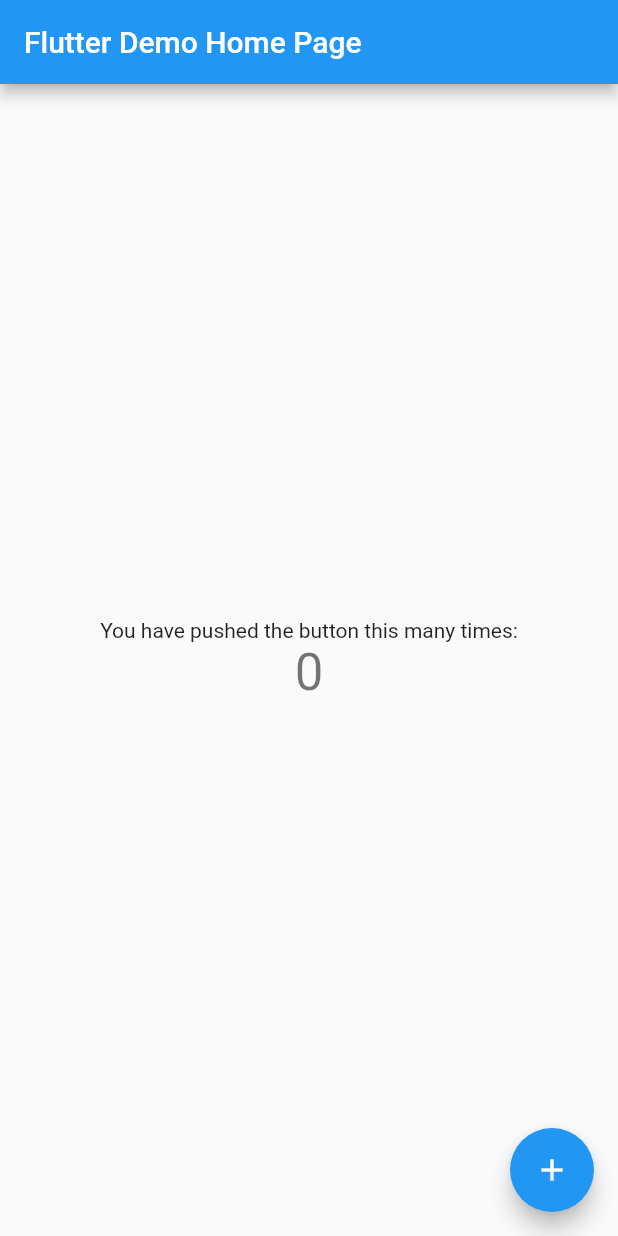
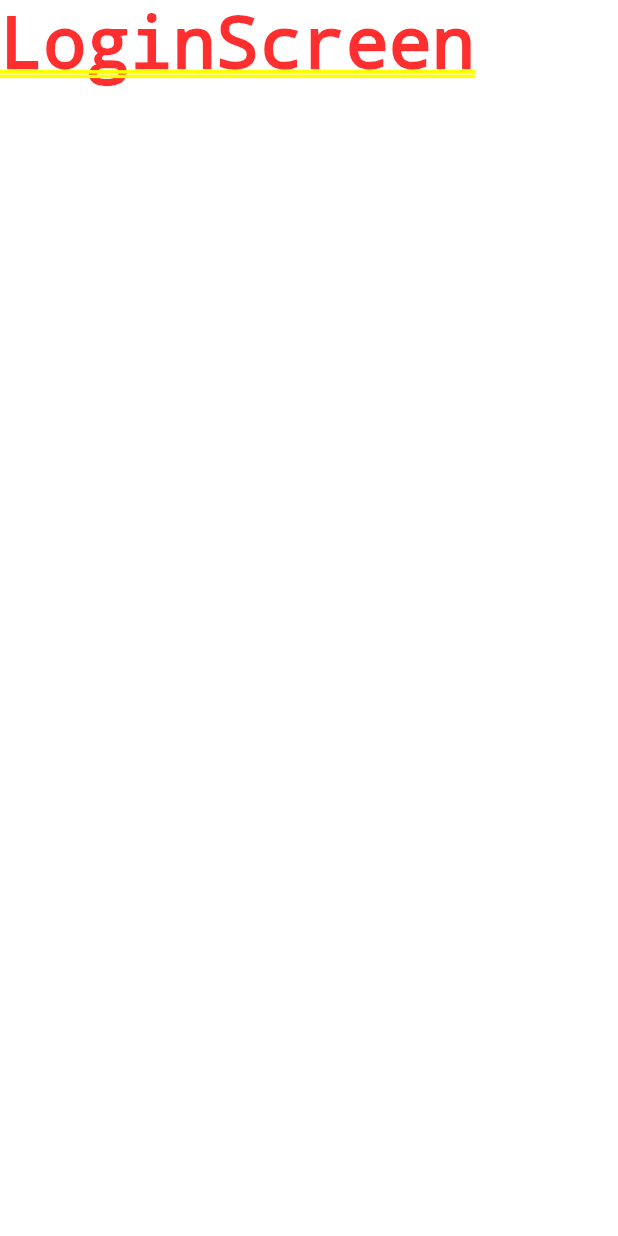
Before and after one commit to o-vitaliy/SyncedList, a Flutter app: the screen it shows after launch, on a phone screen of 412 x 824 dp. Run offline on Flutter 3.47's test engine with Material 2 defaults, Android fonts, the phone set to English and light mode, and no system bars; our stand-ins replace async_redux; statements that could not run were skipped.

Commit message:
Add initial screens

```diff
--- /dev/null
+++ b/lib/app.dart
@@ -0,0 +1,31 @@
+import 'package:flutter/material.dart';
+import 'package:async_redux/async_redux.dart';
+import 'package:give_a_ride/ui/auth/login_screen.dart';
+import 'package:give_a_ride/ui/list/shopping_list_screen.dart';
+import 'package:give_a_ride/ui/splash/splash_screen.dart';
+
+import 'main.dart';
+import 'app_state.dart';
+
+final navigatorKey = GlobalKey<NavigatorState>();
+
+final routes = {
+  '/': (BuildContext context) => const SplashConnector(),
+  "/login": (BuildContext context) => const LoginScreen(),
+  "/main": (BuildContext context) => const ShoppingListScreen(),
+};
+
+class App extends StatelessWidget {
+  const App({Key? key}) : super(key: key);
+
+  @override
+  Widget build(BuildContext context) {
+    return StoreProvider<AppState>(
+      store: store,
+      child: MaterialApp(
+        routes: routes,
+        navigatorKey: navigatorKey,
+      ),
+    );
+  }
+}
--- /dev/null
+++ b/lib/app_state.dart
@@ -0,0 +1,31 @@
+import 'package:async_redux/async_redux.dart';
+import 'package:flutter/foundation.dart';
+
+@immutable
+class AppState {
+  final bool? authorized;
+
+  const AppState({
+    required this.authorized,
+  });
+
+  /// The copy method has a named [wait] parameter of type [Wait].
+  AppState copy({bool? authorized}) => AppState(
+        authorized: authorized ?? this.authorized,
+      );
+
+  /// The [wait] parameter is instantiated to `Wait()`.
+  static AppState initialState() => AppState(
+        authorized: null,
+      );
+
+  @override
+  bool operator ==(Object other) =>
+      identical(this, other) ||
+      other is AppState &&
+          runtimeType == other.runtimeType &&
+          authorized == other.authorized;
+
+  @override
+  int get hashCode => authorized.hashCode;
+}
--- a/lib/main.dart
+++ b/lib/main.dart
@@ -1,115 +1,14 @@
+import 'package:async_redux/async_redux.dart';
 import 'package:flutter/material.dart';
 
+import 'app.dart';
+import 'app_state.dart';
+
+late Store<AppState> store;
+
 void main() {
-  runApp(const MyApp());
+  NavigateAction.setNavigatorKey(navigatorKey);
+  var state = AppState.initialState();
+  store = Store<AppState>(initialState: state);
+  runApp(const App());
 }
-
-class MyApp extends StatelessWidget {
-  const MyApp({Key? key}) : super(key: key);
-
-  // This widget is the root of your application.
-  @override
-  Widget build(BuildContext context) {
-    return MaterialApp(
-      title: 'Flutter Demo',
-      theme: ThemeData(
-        // This is the theme of your application.
-        //
-        // Try running your application with "flutter run". You'll see the
-        // application has a blue toolbar. Then, without quitting the app, try
-        // changing the primarySwatch below to Colors.green and then invoke
-        // "hot reload" (press "r" in the console where you ran "flutter run",
-        // or simply save your changes to "hot reload" in a Flutter IDE).
-        // Notice that the counter didn't reset back to zero; the application
-        // is not restarted.
-        primarySwatch: Colors.blue,
-      ),
-      home: const MyHomePage(title: 'Flutter Demo Home Page'),
-    );
-  }
-}
-
-class MyHomePage extends StatefulWidget {
-  const MyHomePage({Key? key, required this.title}) : super(key: key);
-
-  // This widget is the home page of your application. It is stateful, meaning
-  // that it has a State object (defined below) that contains fields that affect
-  // how it looks.
-
-  // This class is the configuration for the state. It holds the values (in this
-  // case the title) provided by the parent (in this case the App widget) and
-  // used by the build method of the State. Fields in a Widget subclass are
-  // always marked "final".
-
-  final String title;
-
-  @override
-  State<MyHomePage> createState() => _MyHomePageState();
-}
-
-class _MyHomePageState extends State<MyHomePage> {
-  int _counter = 0;
-
-  void _incrementCounter() {
-    setState(() {
-      // This call to setState tells the Flutter framework that something has
-      // changed in this State, which causes it to rerun the build method below
-      // so that the display can reflect the updated values. If we changed
-      // _counter without calling setState(), then the build method would not be
-      // called again, and so nothing would appear to happen.
-      _counter++;
-    });
-  }
-
-  @override
-  Widget build(BuildContext context) {
-    // This method is rerun every time setState is called, for instance as done
-    // by the _incrementCounter method above.
-    //
-    // The Flutter framework has been optimized to make rerunning build methods
-    // fast, so that you can just rebuild anything that needs updating rather
-    // than having to individually change instances of widgets.
-    return Scaffold(
-      appBar: AppBar(
-        // Here we take the value from the MyHomePage object that was created by
-        // the App.build method, and use it to set our appbar title.
-        title: Text(widget.title),
-      ),
-      body: Center(
-        // Center is a layout widget. It takes a single child and positions it
-        // in the middle of the parent.
-        child: Column(
-          // Column is also a layout widget. It takes a list of children and
-          // arranges them vertically. By default, it sizes itself to fit its
-          // children horizontally, and tries to be as tall as its parent.
-          //
-          // Invoke "debug painting" (press "p" in the console, choose the
-          // "Toggle Debug Paint" action from the Flutter Inspector in Android
-          // Studio, or the "Toggle Debug Paint" command in Visual Studio Code)
-          // to see the wireframe for each widget.
-          //
-          // Column has various properties to control how it sizes itself and
-          // how it positions its children. Here we use mainAxisAlignment to
-          // center the children vertically; the main axis here is the vertical
-          // axis because Columns are vertical (the cross axis would be
-          // horizontal).
-          mainAxisAlignment: MainAxisAlignment.center,
-          children: <Widget>[
-            const Text(
-              'You have pushed the button this many times:',
-            ),
-            Text(
-              '$_counter',
-              style: Theme.of(context).textTheme.headline4,
-            ),
-          ],
-        ),
-      ),
-      floatingActionButton: FloatingActionButton(
-        onPressed: _incrementCounter,
-        tooltip: 'Increment',
-        child: const Icon(Icons.add),
-      ), // This trailing comma makes auto-formatting nicer for build methods.
-    );
-  }
-}
--- /dev/null
+++ b/lib/ui/auth/login_screen.dart
@@ -0,0 +1,10 @@
+import 'package:flutter/material.dart';
+
+class LoginScreen extends StatelessWidget {
+  const LoginScreen({Key? key}) : super(key: key);
+
+  @override
+  Widget build(BuildContext context) {
+    return const Text("LoginScreen");
+  }
+}
--- a/pubspec.yaml
+++ b/pubspec.yaml
@@ -34,6 +34,9 @@
   # The following adds the Cupertino Icons font to your application.
   # Use with the CupertinoIcons class for iOS style icons.
   cupertino_icons: ^1.0.2
+  async_redux: ^13.2.2
+  http: ^0.13.4
+  firebase_auth: ^3.3.5
 
 dev_dependencies:
   flutter_test:
```
Also changed, not shown: lib/ui/list/shopping_list_screen.dart (added, +10 -0 lines), lib/ui/splash/check_login.dart (added, +17 -0 lines), lib/ui/splash/splash_screen.dart (added, +43 -0 lines), lib/ui/widgets/widgets.dart (added, +21 -0 lines), pubspec.lock, 3 other files.
